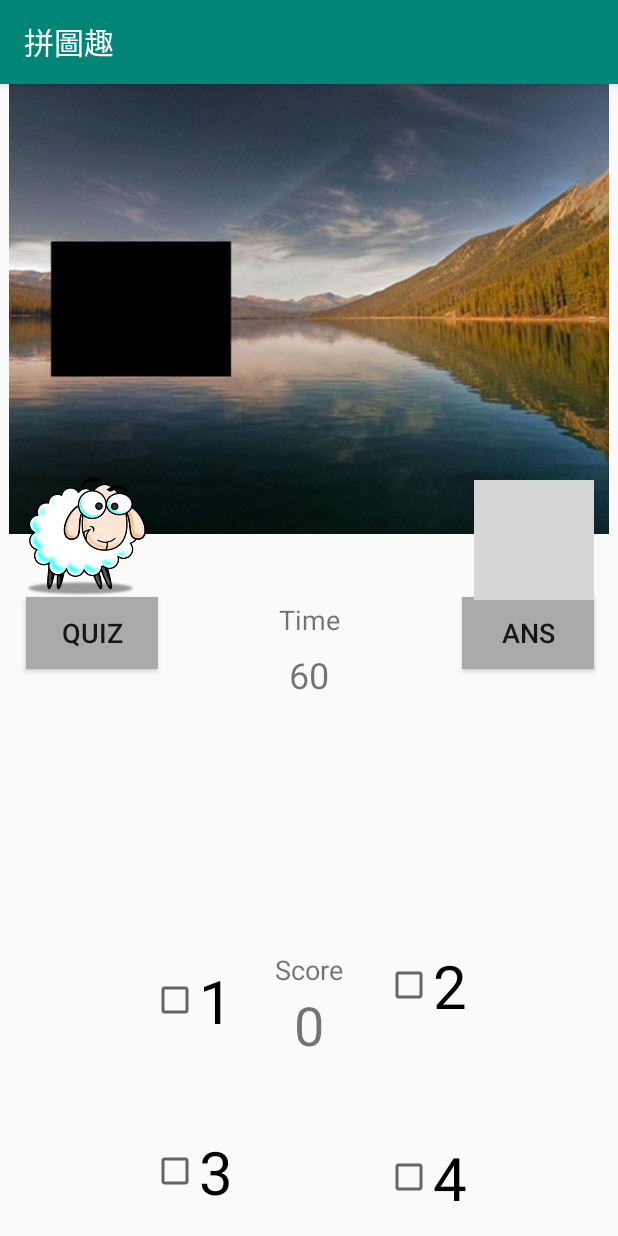
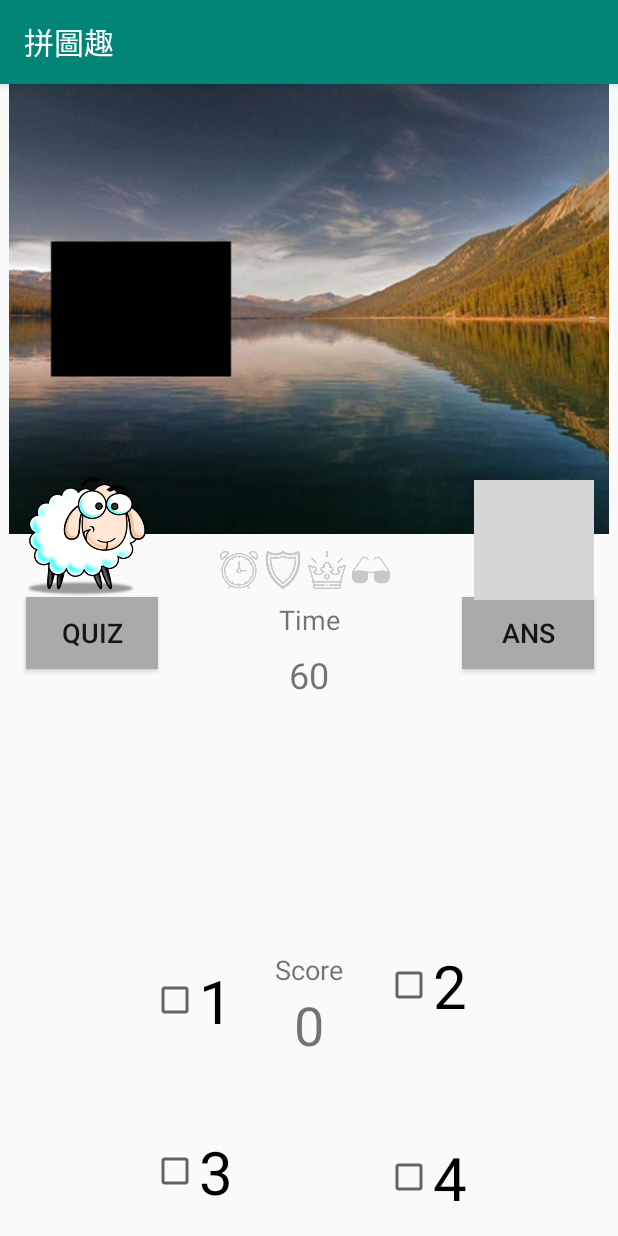
Before and after one commit to DarKArieS/JettPuzzleGame, an Android app: the GameFragment screen opened through its navigation route, on a phone screen of 412 x 824 dp. Run offline under Robolectric (Android 15) with nearby library versions, the phone set to English and light mode, and no system bars; our stand-ins replace data binding; grey boxes are pictures that could not be loaded.

Commit message:
update readme

```diff
--- a/app/src/main/java/com/example/aries/mygame/GameFragment.kt
+++ b/app/src/main/java/com/example/aries/mygame/GameFragment.kt
@@ -134,6 +134,11 @@ class GameFragment : Fragment(),ImageProvider, TimesUp {
             valueLeftAnim.start()
             ansButtonClick()
         }
+
+        if((activity as MainActivity).itemChooseArray[0]) binding.gameItemImageView.alpha = 1f
+        if((activity as MainActivity).itemChooseArray[1]) binding.gameItemImageView2.alpha = 1f
+        if((activity as MainActivity).itemChooseArray[2]) binding.gameItemImageView3.alpha = 1f
+        if((activity as MainActivity).itemChooseArray[3]) binding.gameItemImageView4.alpha = 1f
 
         binding.checkBox1.setOnClickListener { view:View->
             //println(binding.checkBox1.isChecked)
--- a/app/src/main/java/com/example/aries/mygame/SignupFragment.kt
+++ b/app/src/main/java/com/example/aries/mygame/SignupFragment.kt
@@ -111,7 +111,7 @@ class SignupFragment : Fragment() {
         val jSON = MediaType.get("application/json")
         val requestBody : RequestBody = RequestBody.create(jSON,myBodyJson)
 
-        val request = Request.Builder().url(resources.getString(R.string.URL) +"/api/register")
+        val request = Request.Builder().url(resources.getString(R.string.URL) +"api/register")
             .addHeader("Content-Type", "application/json")
             .addHeader("Accept", "application/json")
             .post(requestBody)
--- a/app/src/main/res/layout/fragment_game.xml
+++ b/app/src/main/res/layout/fragment_game.xml
@@ -8,6 +8,35 @@
 
         <!-- TODO: Update blank fragment layout -->
 
+        <ImageView
+                android:layout_width="25dp"
+                android:layout_height="25dp" app:srcCompat="@drawable/clock"
+                android:id="@+id/gameItemImageView"
+                android:alpha="0.2"
+                app:layout_constraintBottom_toTopOf="@+id/timeTextView" app:layout_constraintStart_toStartOf="parent"
+                app:layout_constraintHorizontal_bias="0.38" app:layout_constraintEnd_toEndOf="parent"
+                android:layout_marginBottom="8dp"/>
+        <ImageView
+                android:layout_width="25dp"
+                android:layout_height="25dp" app:srcCompat="@drawable/shield"
+                android:id="@+id/gameItemImageView2"
+                android:alpha="0.2"
+                app:layout_constraintStart_toEndOf="@+id/gameItemImageView" android:layout_marginStart="4dp"
+                app:layout_constraintTop_toTopOf="@+id/gameItemImageView"/>
+        <ImageView
+                android:layout_width="25dp"
+                android:layout_height="25dp" app:srcCompat="@drawable/relic"
+                android:id="@+id/gameItemImageView3"
+                android:alpha="0.2"
+                app:layout_constraintStart_toEndOf="@+id/gameItemImageView2" android:layout_marginStart="4dp"
+                app:layout_constraintTop_toTopOf="@+id/gameItemImageView"/>
+        <ImageView
+                android:layout_width="25dp"
+                android:layout_height="25dp" app:srcCompat="@drawable/glasses"
+                android:id="@+id/gameItemImageView4"
+                android:alpha="0.2"
+                app:layout_constraintStart_toEndOf="@+id/gameItemImageView3" android:layout_marginStart="4dp"
+                app:layout_constraintTop_toTopOf="@+id/gameItemImageView"/>
         <TextView
                 android:text="30"
                 android:layout_width="wrap_content"
```
